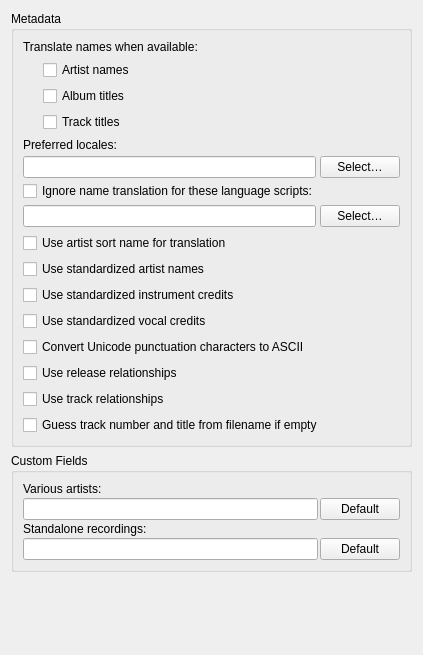
First picture: the form in ui/options_metadata.ui, repository metabrainz/picard, before the edit.
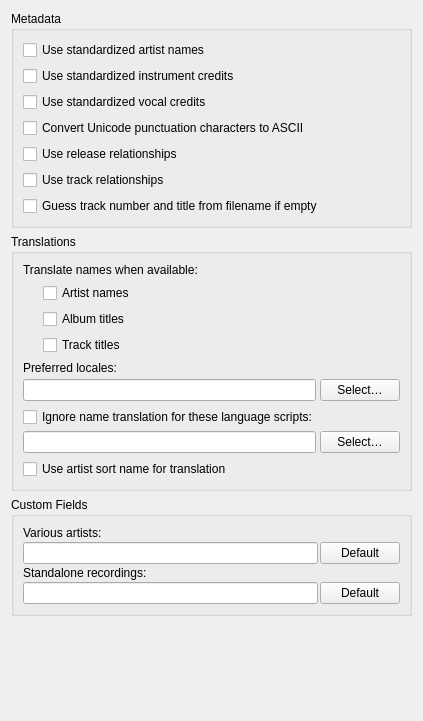
Second picture: the form after the edit.

Commit message: Restructure metadata options: group translation options in one groupbox

What changed in the file:
```diff
--- a/ui/options_metadata.ui
+++ b/ui/options_metadata.ui
@@ -7,7 +7,7 @@
     <x>0</x>
     <y>0</y>
     <width>423</width>
-    <height>655</height>
+    <height>721</height>
    </rect>
   </property>
   <layout class="QVBoxLayout" name="verticalLayout">
@@ -27,6 +27,64 @@
      </property>
      <layout class="QVBoxLayout" name="verticalLayout_3">
       <item>
+       <widget class="QCheckBox" name="standardize_artists">
+        <property name="text">
+         <string>Use standardized artist names</string>
+        </property>
+       </widget>
+      </item>
+      <item>
+       <widget class="QCheckBox" name="standardize_instruments">
+        <property name="text">
+         <string>Use standardized instrument credits</string>
+        </property>
+       </widget>
+      </item>
+      <item>
+       <widget class="QCheckBox" name="standardize_vocals">
+        <property name="text">
+         <string>Use standardized vocal credits</string>
+        </property>
+       </widget>
+      </item>
+      <item>
+       <widget class="QCheckBox" name="convert_punctuation">
+        <property name="text">
+         <string>Convert Unicode punctuation characters to ASCII</string>
+        </property>
+       </widget>
+      </item>
+      <item>
+       <widget class="QCheckBox" name="release_ars">
+        <property name="text">
+         <string>Use release relationships</string>
+        </property>
+       </widget>
+      </item>
+      <item>
+       <widget class="QCheckBox" name="track_ars">
+        <property name="text">
+         <string>Use track relationships</string>
+        </property>
+       </widget>
+      </item>
+      <item>
+       <widget class="QCheckBox" name="guess_tracknumber_and_title">
+        <property name="text">
+         <string>Guess track number and title from filename if empty</string>
+        </property>
+       </widget>
+      </item>
+     </layout>
+    </widget>
+   </item>
+   <item>
+    <widget class="QGroupBox" name="translations_groupbox">
+     <property name="title">
+      <string>Translations</string>
+     </property>
+     <layout class="QVBoxLayout" name="verticalLayout_2">
+      <item>
        <widget class="QLabel" name="translation_prompt_label">
         <property name="text">
          <string>Translate names when available:</string>
@@ -62,11 +120,6 @@
        </layout>
       </item>
       <item>
-       <layout class="QVBoxLayout" name="translation_language_containers">
-        <property name="spacing">
-         <number>3</number>
-        </property>
-        <item>
          <layout class="QVBoxLayout" name="locales_container">
           <property name="spacing">
            <number>4</number>
@@ -105,6 +158,11 @@
          </layout>
         </item>
         <item>
+       <layout class="QVBoxLayout" name="translation_language_containers">
+        <property name="spacing">
+         <number>3</number>
+        </property>
+        <item>
          <layout class="QVBoxLayout" name="scripts_container">
           <property name="spacing">
            <number>4</number>
@@ -151,55 +209,6 @@
         </property>
        </widget>
       </item>
-      <item>
-       <widget class="QCheckBox" name="standardize_artists">
-        <property name="text">
-         <string>Use standardized artist names</string>
-        </property>
-       </widget>
-      </item>
-      <item>
-       <widget class="QCheckBox" name="standardize_instruments">
-        <property name="text">
-         <string>Use standardized instrument credits</string>
-        </property>
-       </widget>
-      </item>
-      <item>
-       <widget class="QCheckBox" name="standardize_vocals">
-        <property name="text">
-         <string>Use standardized vocal credits</string>
-        </property>
-       </widget>
-      </item>
-      <item>
-       <widget class="QCheckBox" name="convert_punctuation">
-        <property name="text">
-         <string>Convert Unicode punctuation characters to ASCII</string>
-        </property>
-       </widget>
-      </item>
-      <item>
-       <widget class="QCheckBox" name="release_ars">
-        <property name="text">
-         <string>Use release relationships</string>
-        </property>
-       </widget>
-      </item>
-      <item>
-       <widget class="QCheckBox" name="track_ars">
-        <property name="text">
-         <string>Use track relationships</string>
-        </property>
-       </widget>
-      </item>
-      <item>
-       <widget class="QCheckBox" name="guess_tracknumber_and_title">
-        <property name="text">
-         <string>Guess track number and title from filename if empty</string>
-        </property>
-       </widget>
-      </item>
      </layout>
     </widget>
    </item>
```
Left out of the diff: 14 changed lines with no effect on the pictures. Lines whose indentation alone changed are shown as unchanged. The commit also changes 1 other file.
